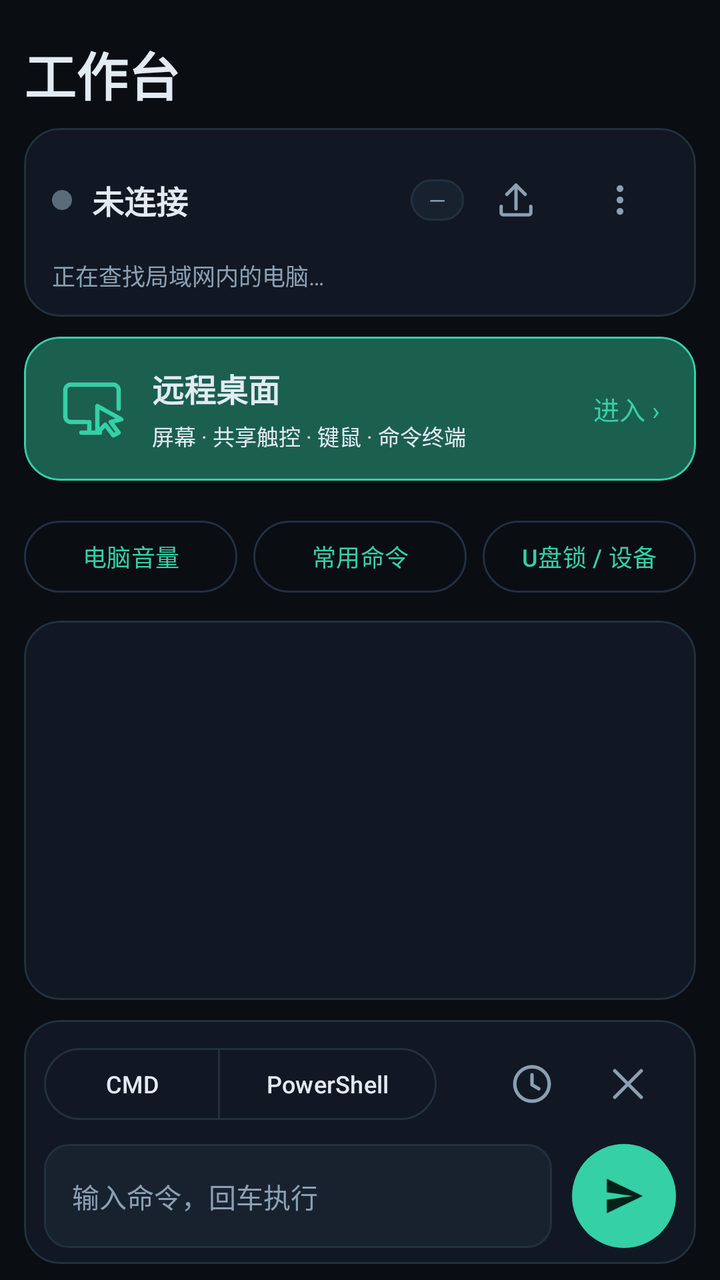
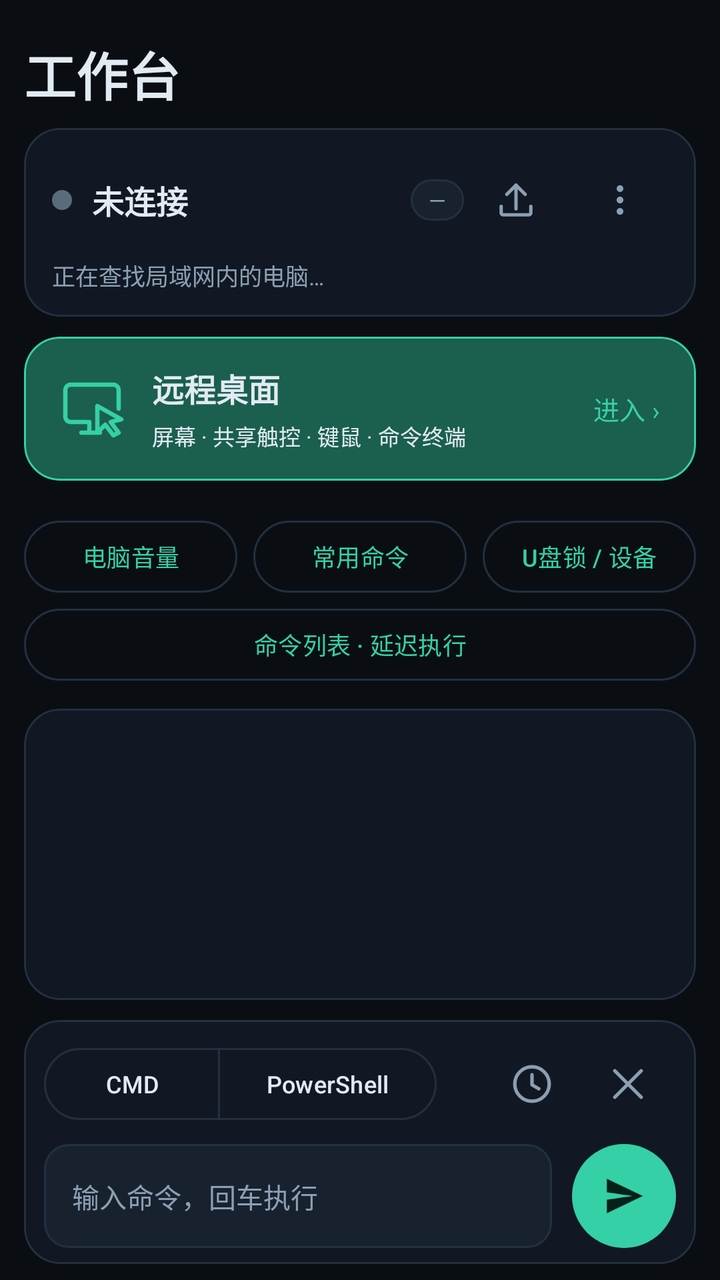

Screens rendered from an Android XML layout before and after an edit, with the pre-edit source and the edit as a unified diff.
<!-- AndroidManifest.xml: application theme Theme.LanCmd -->
<!-- res/layout/activity_main.xml -->
<?xml version="1.0" encoding="utf-8"?>
<LinearLayout xmlns:android="http://schemas.android.com/apk/res/android"
    xmlns:app="http://schemas.android.com/apk/res-auto"
    android:layout_width="match_parent"
    android:layout_height="match_parent"
    android:background="@color/bg"
    android:orientation="vertical"
    android:paddingHorizontal="12dp"
    android:paddingTop="10dp"
    android:paddingBottom="8dp">

    <TextView
        android:layout_width="match_parent"
        android:layout_height="wrap_content"
        android:paddingVertical="8dp"
        android:text="工作台"
        android:textSize="26sp"
        android:textStyle="bold"
        android:textColor="@color/text" />

    <com.google.android.material.card.MaterialCardView
        android:layout_width="match_parent"
        android:layout_height="wrap_content"
        app:cardBackgroundColor="@color/surface"
        app:cardCornerRadius="18dp"
        app:cardElevation="0dp"
        app:strokeColor="@color/outline"
        app:strokeWidth="1dp">

        <LinearLayout
            android:layout_width="match_parent"
            android:layout_height="wrap_content"
            android:orientation="vertical"
            android:paddingHorizontal="14dp"
            android:paddingVertical="12dp">

            <LinearLayout
                android:layout_width="match_parent"
                android:layout_height="wrap_content"
                android:gravity="center_vertical"
                android:orientation="horizontal">

                <View
                    android:id="@+id/dot"
                    android:layout_width="10dp"
                    android:layout_height="10dp"
                    android:layout_marginEnd="10dp"
                    android:background="@drawable/dot_off" />

                <TextView
                    android:id="@+id/tvName"
                    android:layout_width="0dp"
                    android:layout_height="wrap_content"
                    android:layout_weight="1"
                    android:ellipsize="end"
                    android:maxLines="1"
                    android:text="@string/status_idle"
                    android:textColor="@color/text"
                    android:textSize="16sp"
                    android:textStyle="bold" />

                <TextView
                    android:id="@+id/tvLatency"
                    android:layout_width="wrap_content"
                    android:layout_height="wrap_content"
                    android:background="@drawable/pill_bg"
                    android:paddingHorizontal="9dp"
                    android:paddingVertical="3dp"
                    android:text="—"
                    android:textColor="@color/dim"
                    android:textSize="11sp" />

                <ImageButton
                    android:id="@+id/btnUpload"
                    style="@style/Widget.LanCmd.IconButton"
                    android:layout_width="48dp"
                    android:layout_height="48dp"
                    android:layout_marginStart="2dp"
                    android:contentDescription="@string/send_file"
                    android:src="@drawable/ic_upload" />

                <ImageButton
                    android:id="@+id/btnMore"
                    style="@style/Widget.LanCmd.IconButton"
                    android:layout_width="48dp"
                    android:layout_height="48dp"
                    android:layout_marginStart="4dp"
                    android:contentDescription="@string/more"
                    android:src="@drawable/ic_more" />
            </LinearLayout>

            <TextView
                android:id="@+id/tvSub"
                android:layout_width="match_parent"
                android:layout_height="wrap_content"
                android:layout_marginTop="5dp"
                android:ellipsize="end"
                android:maxLines="1"
                android:text="@string/sub_idle"
                android:textColor="@color/dim"
                android:textSize="11.5sp" />
        </LinearLayout>
    </com.google.android.material.card.MaterialCardView>

    <com.google.android.material.card.MaterialCardView
        android:id="@+id/cardDesktop"
        android:layout_width="match_parent"
        android:layout_height="wrap_content"
        android:layout_marginTop="10dp"
        android:clickable="true"
        android:focusable="true"
        android:contentDescription="远程桌面"
        app:cardBackgroundColor="@color/accent_dim"
        app:cardCornerRadius="18dp"
        app:cardElevation="0dp"
        app:strokeColor="@color/accent"
        app:strokeWidth="1dp">
        <LinearLayout
            android:layout_width="match_parent"
            android:layout_height="wrap_content"
            android:minHeight="72dp"
            android:gravity="center_vertical"
            android:orientation="horizontal"
            android:paddingHorizontal="18dp"
            android:paddingVertical="12dp">
            <ImageView android:layout_width="32dp" android:layout_height="32dp"
                android:src="@drawable/ic_desktop" android:tint="@color/accent" android:contentDescription="@null" />
            <LinearLayout android:layout_width="0dp" android:layout_height="wrap_content"
                android:layout_weight="1" android:layout_marginStart="14dp" android:orientation="vertical">
                <TextView android:layout_width="wrap_content" android:layout_height="wrap_content"
                    android:text="远程桌面" android:textColor="@color/text" android:textSize="16sp" android:textStyle="bold" />
                <TextView android:layout_width="wrap_content" android:layout_height="wrap_content"
                    android:layout_marginTop="4dp" android:text="屏幕 · 共享触控 · 键鼠 · 命令终端"
                    android:textColor="@color/text" android:textSize="11sp" />
            </LinearLayout>
            <TextView android:layout_width="wrap_content" android:layout_height="wrap_content"
                android:text="进入 ›" android:textColor="@color/accent" android:textSize="13sp" />
        </LinearLayout>
    </com.google.android.material.card.MaterialCardView>

    <LinearLayout
        android:id="@+id/rowActions1"
        android:layout_width="match_parent"
        android:layout_height="wrap_content"
        android:layout_marginTop="10dp"
        android:orientation="horizontal" />

    <LinearLayout
        android:id="@+id/rowActions2"
        android:layout_width="match_parent"
        android:layout_height="wrap_content"
        android:layout_marginTop="6dp"
        android:orientation="horizontal" />

    <LinearLayout
        android:layout_width="match_parent"
        android:layout_height="wrap_content"
        android:orientation="horizontal">
        <com.google.android.material.button.MaterialButton
            android:id="@+id/btnVolume"
            style="@style/Widget.Material3.Button.OutlinedButton"
            android:layout_width="0dp" android:layout_height="44dp" android:layout_weight="1"
            android:text="电脑音量" android:textSize="12sp" />
        <com.google.android.material.button.MaterialButton
            android:id="@+id/btnCommands"
            style="@style/Widget.Material3.Button.OutlinedButton"
            android:layout_width="0dp" android:layout_height="44dp" android:layout_weight="1"
            android:layout_marginStart="8dp"
            android:text="常用命令" android:textSize="12sp" />
        <com.google.android.material.button.MaterialButton
            android:id="@+id/btnDevices"
            style="@style/Widget.Material3.Button.OutlinedButton"
            android:layout_width="0dp" android:layout_height="44dp" android:layout_weight="1"
            android:layout_marginStart="8dp"
            android:text="U盘锁 / 设备" android:textSize="12sp" android:paddingHorizontal="4dp" />
    </LinearLayout>

    <FrameLayout
        android:layout_width="match_parent"
        android:layout_height="0dp"
        android:layout_marginTop="10dp"
        android:layout_weight="1">

        <com.google.android.material.card.MaterialCardView
            android:layout_width="match_parent"
            android:layout_height="match_parent"
            app:cardBackgroundColor="@color/surface"
            app:cardCornerRadius="18dp"
            app:cardElevation="0dp"
            app:strokeColor="@color/outline"
            app:strokeWidth="1dp">

            <ScrollView
                android:id="@+id/scroll"
                android:layout_width="match_parent"
                android:layout_height="match_parent"
                android:clipToPadding="false"
                android:padding="12dp"
                android:scrollbars="vertical">

                <TextView
                    android:id="@+id/tvLog"
                    android:layout_width="match_parent"
                    android:layout_height="wrap_content"
                    android:fontFamily="monospace"
                    android:lineSpacingExtra="3dp"
                    android:textColor="@color/text"
                    android:textIsSelectable="true"
                    android:textSize="12sp" />
            </ScrollView>
        </com.google.android.material.card.MaterialCardView>

        <LinearLayout
            android:id="@+id/overlay"
            android:layout_width="match_parent"
            android:layout_height="match_parent"
            android:background="@drawable/overlay_bg"
            android:clickable="true"
            android:focusable="true"
            android:gravity="center"
            android:orientation="vertical"
            android:padding="20dp"
            android:visibility="gone">

            <ProgressBar
                android:id="@+id/pbOverlay"
                style="?android:attr/progressBarStyle"
                android:layout_width="34dp"
                android:layout_height="34dp"
                android:indeterminate="true"
                android:indeterminateTint="@color/accent" />

            <TextView
                android:id="@+id/tvOverlay"
                android:layout_width="match_parent"
                android:layout_height="wrap_content"
                android:layout_marginTop="14dp"
                android:gravity="center"
                android:text="@string/overlay_connecting"
                android:textColor="@color/text"
                android:textSize="13.5sp" />

            <com.google.android.material.button.MaterialButton
                android:id="@+id/btnRetry"
                style="@style/Widget.Material3.Button.OutlinedButton"
                android:layout_width="wrap_content"
                android:layout_height="wrap_content"
                android:layout_marginTop="16dp"
                android:text="@string/retry_now"
                android:textColor="@color/accent"
                app:strokeColor="@color/accent" />

            <com.google.android.material.button.MaterialButton
                android:id="@+id/btnFwHelp"
                style="@style/Widget.Material3.Button.TextButton"
                android:layout_width="wrap_content"
                android:layout_height="wrap_content"
                android:layout_marginTop="4dp"
                android:text="@string/fw_help"
                android:textColor="@color/warn"
                android:visibility="gone" />
        </LinearLayout>
    </FrameLayout>

    <com.google.android.material.card.MaterialCardView
        android:layout_width="match_parent"
        android:layout_height="wrap_content"
        android:layout_marginTop="10dp"
        app:cardBackgroundColor="@color/surface"
        app:cardCornerRadius="18dp"
        app:cardElevation="0dp"
        app:strokeColor="@color/outline"
        app:strokeWidth="1dp">

        <LinearLayout
            android:layout_width="match_parent"
            android:layout_height="wrap_content"
            android:orientation="vertical"
            android:paddingHorizontal="10dp"
            android:paddingVertical="8dp">

            <LinearLayout
                android:layout_width="match_parent"
                android:layout_height="wrap_content"
                android:gravity="center_vertical"
                android:orientation="horizontal">

                <com.google.android.material.button.MaterialButtonToggleGroup
                    android:id="@+id/toggleShell"
                    android:layout_width="wrap_content"
                    android:layout_height="wrap_content"
                    app:selectionRequired="true"
                    app:singleSelection="true">

                    <com.google.android.material.button.MaterialButton
                        android:id="@+id/btnShellCmd"
                        style="@style/Widget.Material3.Button.OutlinedButton"
                        android:layout_width="wrap_content"
                        android:layout_height="36dp"
                        android:insetTop="0dp"
                        android:insetBottom="0dp"
                        android:text="@string/shell_cmd"
                        android:textSize="12sp" />

                    <com.google.android.material.button.MaterialButton
                        android:id="@+id/btnShellPs"
                        style="@style/Widget.Material3.Button.OutlinedButton"
                        android:layout_width="wrap_content"
                        android:layout_height="36dp"
                        android:insetTop="0dp"
                        android:insetBottom="0dp"
                        android:text="@string/shell_powershell"
                        android:textSize="12sp" />
                </com.google.android.material.button.MaterialButtonToggleGroup>

                <Space
                    android:layout_width="0dp"
                    android:layout_height="1dp"
                    android:layout_weight="1" />

                <ImageButton
                    android:id="@+id/btnHistory"
                    style="@style/Widget.LanCmd.IconButton"
                    android:layout_width="48dp"
                    android:layout_height="48dp"
                    android:contentDescription="@string/history"
                    android:src="@drawable/ic_history" />

                <ImageButton
                    android:id="@+id/btnClear"
                    style="@style/Widget.LanCmd.IconButton"
                    android:layout_width="48dp"
                    android:layout_height="48dp"
                    android:contentDescription="@string/clear_log"
                    android:src="@drawable/ic_clear" />
            </LinearLayout>

            <LinearLayout
                android:layout_width="match_parent"
                android:layout_height="wrap_content"
                android:layout_marginTop="6dp"
                android:gravity="center_vertical"
                android:orientation="horizontal">

                <EditText
                    android:id="@+id/etCmd"
                    android:layout_width="0dp"
                    android:layout_height="52dp"
                    android:layout_weight="1"
                    android:background="@drawable/input_bg"
                    android:hint="@string/cmd_hint"
                    android:imeOptions="actionSend"
                    android:inputType="textNoSuggestions"
                    android:maxLines="1"
                    android:paddingHorizontal="14dp"
                    android:textColor="@color/text"
                    android:textColorHint="@color/dim"
                    android:textSize="13.5sp" />

                <ImageButton
                    android:id="@+id/btnSend"
                    android:layout_width="52dp"
                    android:layout_height="52dp"
                    android:layout_marginStart="10dp"
                    android:background="@drawable/send_bg"
                    android:contentDescription="@string/send"
                    android:padding="11dp"
                    android:src="@drawable/ic_send"
                    android:tint="@color/on_accent" />
            </LinearLayout>
        </LinearLayout>
    </com.google.android.material.card.MaterialCardView>
</LinearLayout>
<!-- resources referenced by this layout -->
<resources>
  <color name="accent">#35D0A5</color>
  <color name="accent_dim">#1B5F4F</color>
  <color name="bg">#0A0E13</color>
  <color name="dim">#8CA0B3</color>
  <color name="on_accent">#04221A</color>
  <color name="outline">#22303F</color>
  <color name="surface">#111823</color>
  <color name="text">#E2EAF2</color>
  <color name="warn">#E0B15D</color>
  <!-- drawable dot_off (drawable) -->
  <?xml version="1.0" encoding="utf-8"?>
  <shape xmlns:android="http://schemas.android.com/apk/res/android" android:shape="oval">
      <solid android:color="#5A6B7A" />
  </shape>
  <!-- drawable ic_desktop (drawable) -->
  <?xml version="1.0" encoding="utf-8"?>
  <vector xmlns:android="http://schemas.android.com/apk/res/android" android:width="24dp" android:height="24dp" android:viewportWidth="24" android:viewportHeight="24">
      <path android:fillColor="#00000000" android:strokeColor="#FFFFFFFF" android:strokeWidth="1.6" android:strokeLineCap="round" android:strokeLineJoin="round"
          android:pathData="M10,17H4a2,2 0,0 1,-2,-2V5a2,2 0,0 1,2,-2h16a2,2 0,0 1,2,2v7M8,21h7M11,17v4M14,11l0,10 3,-3 3,4 2,-1 -3,-4 4,-1z" />
  </vector>
  <!-- drawable ic_send (drawable) -->
  <?xml version="1.0" encoding="utf-8"?>
  <vector xmlns:android="http://schemas.android.com/apk/res/android"
      android:width="24dp"
      android:height="24dp"
      android:viewportWidth="24"
      android:viewportHeight="24">
      <path
          android:fillColor="#FFFFFFFF"
          android:pathData="M3.4,20.6l18,-8.6l-18,-8.6l0,6.7l12.8,1.9l-12.8,1.9z" />
  </vector>
  <!-- drawable input_bg (drawable) -->
  <?xml version="1.0" encoding="utf-8"?>
  <shape xmlns:android="http://schemas.android.com/apk/res/android" android:shape="rectangle">
      <solid android:color="@color/surface_variant" />
      <corners android:radius="12dp" />
      <stroke android:width="1dp" android:color="@color/outline" />
  </shape>
  <!-- drawable overlay_bg (drawable) -->
  <?xml version="1.0" encoding="utf-8"?>
  <shape xmlns:android="http://schemas.android.com/apk/res/android" android:shape="rectangle">
      <solid android:color="@color/overlay" />
      <corners android:radius="18dp" />
  </shape>
  <!-- drawable pill_bg (drawable) -->
  <?xml version="1.0" encoding="utf-8"?>
  <shape xmlns:android="http://schemas.android.com/apk/res/android" android:shape="rectangle">
      <solid android:color="@color/surface_variant" />
      <corners android:radius="999dp" />
      <stroke android:width="1dp" android:color="@color/outline" />
  </shape>
  <!-- drawable send_bg (drawable) -->
  <?xml version="1.0" encoding="utf-8"?>
  <ripple xmlns:android="http://schemas.android.com/apk/res/android"
      android:color="#5535D0A5">
      <item>
          <shape android:shape="oval">
              <solid android:color="@color/accent" />
          </shape>
      </item>
  </ripple>
  <string name="clear_log">清空日志</string>
  <string name="cmd_hint">输入命令，回车执行</string>
  <string name="fw_help">防火墙怎么修？</string>
  <string name="history">历史命令</string>
  <string name="more">更多</string>
  <string name="overlay_connecting">正在连接电脑…</string>
  <string name="retry_now">立即重连</string>
  <string name="send">发送</string>
  <string name="send_file">发送文件</string>
  <string name="shell_cmd">CMD</string>
  <string name="shell_powershell">PowerShell</string>
  <string name="status_idle">未连接</string>
  <string name="sub_idle">正在查找局域网内的电脑…</string>
  <style name="Widget.LanCmd.IconButton" parent="">
          <item name="android:background">?attr/selectableItemBackgroundBorderless</item>
          <item name="android:padding">8dp</item>
          <item name="android:tint">@color/dim</item>
      </style>
  <color name="surface_variant">#18222F</color>
  <color name="overlay">#F20A0E13</color>
  <color name="danger">#EF6B68</color>
  <!-- unchanged entries left out for length: 5 -->
</resources>

<!-- the commit's change to res/layout/activity_main.xml (unified diff, before → after) -->
@@ -175,6 +175,12 @@
             android:text="U盘锁 / 设备" android:textSize="12sp" android:paddingHorizontal="4dp" />
     </LinearLayout>
 
+    <com.google.android.material.button.MaterialButton
+        android:id="@+id/btnPlans"
+        style="@style/Widget.Material3.Button.OutlinedButton"
+        android:layout_width="match_parent" android:layout_height="44dp"
+        android:text="命令列表 · 延迟执行" android:textSize="12sp" />
+
     <FrameLayout
         android:layout_width="match_parent"
         android:layout_height="0dp"
